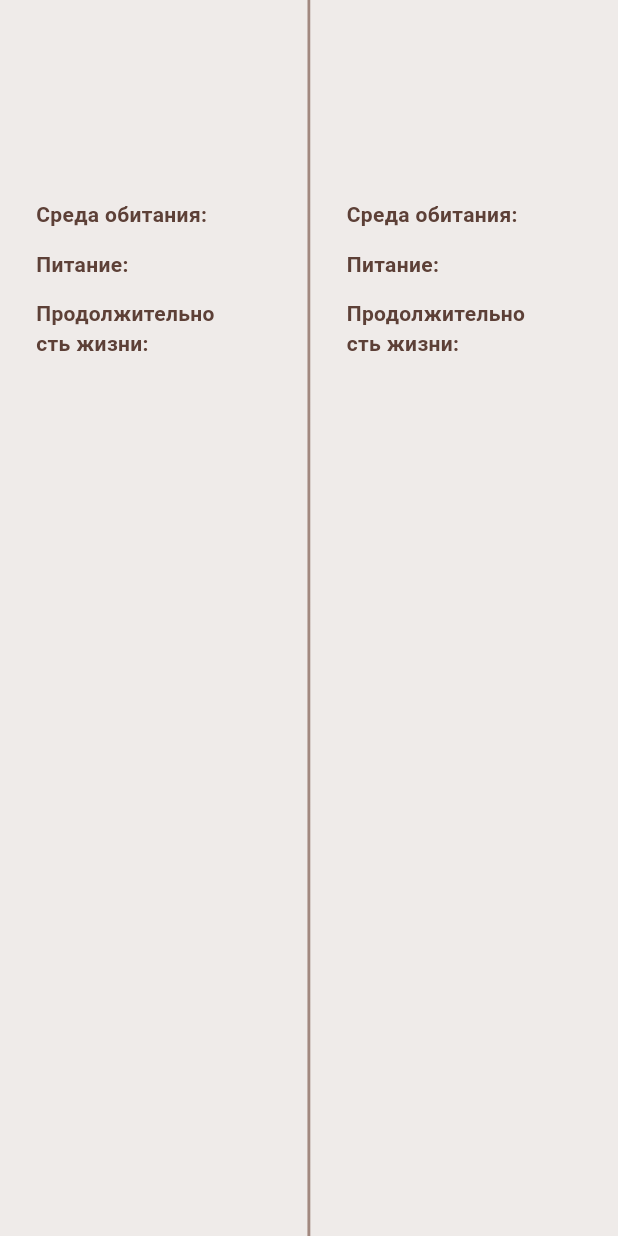
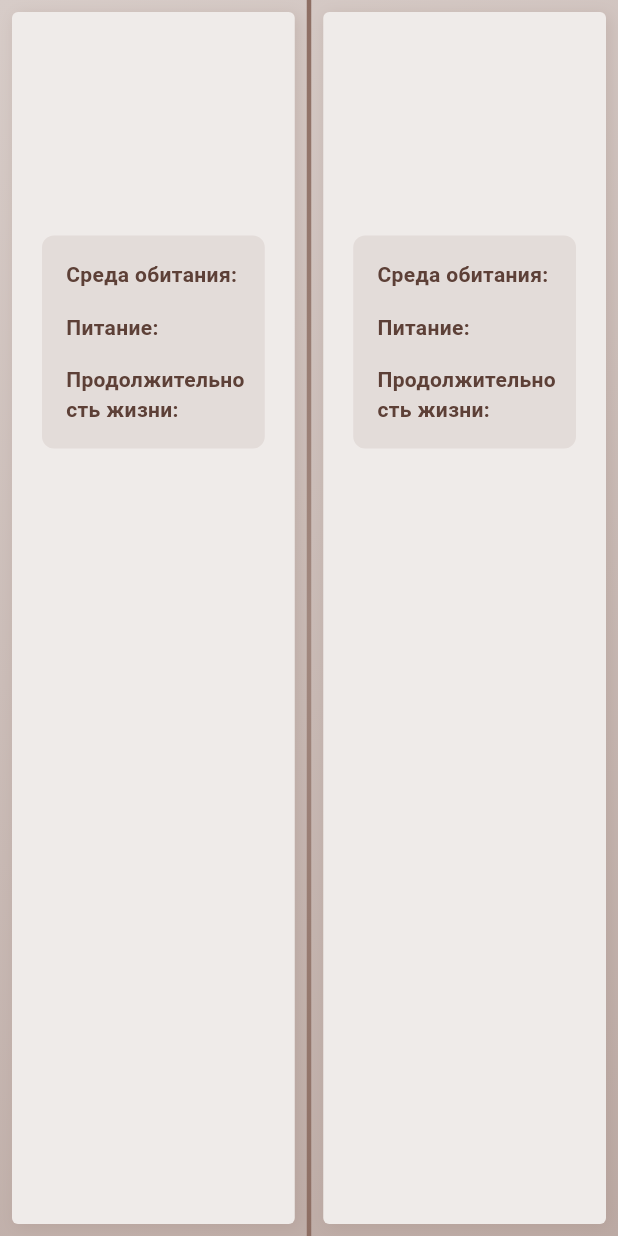
Before and after one commit to yaroslav20568/animal_kingdom, a Flutter app: the BookPagesWidget widget shown alone on an empty page, opened directly with empty values, on a phone screen of 412 x 824 dp. Run offline on Flutter 3.47's test engine with Material 3 defaults, Android fonts, the phone set to English and light mode, and no system bars.

Commit message:
feat: add close button, page indicator and improve book pages design

```diff
--- a/lib/main.dart
+++ b/lib/main.dart
@@ -1,5 +1,5 @@
 import 'package:flutter/material.dart';
-import 'screens/book_screen.dart';
+import 'package:animal_kingdom/screens/book_screen.dart';
 
 void main() {
   runApp(const MyApp());
--- a/lib/widgets/book_pages_widget.dart
+++ b/lib/widgets/book_pages_widget.dart
@@ -1,5 +1,5 @@
 import 'package:flutter/material.dart';
-import '../models/animal.dart';
+import 'package:animal_kingdom/models/animal.dart';
 
 class BookPagesWidget extends StatelessWidget {
   final Animal leftPageAnimal;
@@ -18,13 +18,26 @@
         gradient: LinearGradient(
           begin: Alignment.topLeft,
           end: Alignment.bottomRight,
-          colors: [Colors.brown.shade50, Colors.brown.shade100],
+          colors: [Colors.brown.shade100, Colors.brown.shade200],
         ),
       ),
       child: Row(
         children: [
           Expanded(child: _buildPage(leftPageAnimal, isLeft: true)),
-          Container(width: 2, color: Colors.brown.shade300),
+          Container(
+            width: 3,
+            decoration: BoxDecoration(
+              gradient: LinearGradient(
+                begin: Alignment.topCenter,
+                end: Alignment.bottomCenter,
+                colors: [
+                  Colors.brown.shade400,
+                  Colors.brown.shade300,
+                  Colors.brown.shade400,
+                ],
+              ),
+            ),
+          ),
           Expanded(child: _buildPage(rightPageAnimal, isLeft: false)),
         ],
       ),
@@ -33,34 +46,65 @@
 
   Widget _buildPage(Animal animal, {required bool isLeft}) {
     return Container(
-      padding: const EdgeInsets.all(24),
-      decoration: BoxDecoration(color: Colors.brown.shade50),
+      margin: const EdgeInsets.all(8),
+      padding: const EdgeInsets.symmetric(horizontal: 20, vertical: 24),
+      decoration: BoxDecoration(
+        color: Colors.brown.shade50,
+        borderRadius: BorderRadius.circular(4),
+        boxShadow: [
+          BoxShadow(
+            color: Colors.brown.shade300.withValues(alpha: 0.3),
+            blurRadius: 8,
+            offset: const Offset(2, 2),
+          ),
+        ],
+      ),
       child: Column(
         crossAxisAlignment: CrossAxisAlignment.start,
         children: [
-          Text(
+          Container(
+            padding: const EdgeInsets.only(bottom: 12),
+            decoration: BoxDecoration(
+              border: Border(
+                bottom: BorderSide(color: Colors.brown.shade300, width: 2),
+              ),
+            ),
+            child: Text(
               animal.name,
               style: TextStyle(
-              fontSize: 32,
+                fontSize: 28,
                 fontWeight: FontWeight.bold,
                 color: Colors.brown.shade900,
+                letterSpacing: 0.5,
               ),
             ),
-          const SizedBox(height: 16),
+          ),
+          const SizedBox(height: 20),
           Text(
             animal.description,
             style: TextStyle(
-              fontSize: 16,
+              fontSize: 15,
               color: Colors.brown.shade800,
-              height: 1.5,
+              height: 1.6,
             ),
           ),
-          const SizedBox(height: 24),
+          const SizedBox(height: 28),
+          Container(
+            padding: const EdgeInsets.all(16),
+            decoration: BoxDecoration(
+              color: Colors.brown.shade100.withValues(alpha: 0.5),
+              borderRadius: BorderRadius.circular(8),
+            ),
+            child: Column(
+              children: [
                 _buildInfoRow('Среда обитания:', animal.habitat),
-          const SizedBox(height: 12),
+                const SizedBox(height: 14),
                 _buildInfoRow('Питание:', animal.diet),
-          const SizedBox(height: 12),
+                const SizedBox(height: 14),
                 _buildInfoRow('Продолжительность жизни:', animal.lifespan),
+              ],
+            ),
+          ),
         ],
       ),
     );
```
Also changed, not shown: lib/screens/book_screen.dart (+55 -5 lines). Lines whose indentation alone changed are shown as unchanged.
